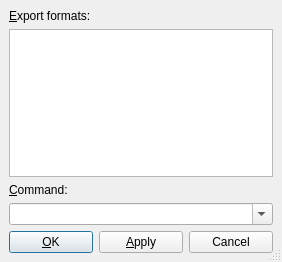
cburschka/lyx, file src/frontends/qt4/ui/SendtoUi.ui: the form before one commit.
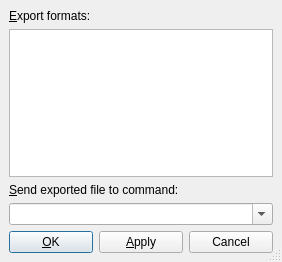
The form after the commit.

Commit message: * GuiSendto: allow to simply export from this dialog if no command is given.

```diff
--- a/src/frontends/qt4/ui/SendtoUi.ui
+++ b/src/frontends/qt4/ui/SendtoUi.ui
@@ -108,7 +108,7 @@
    <item row="2" column="0" >
     <widget class="QLabel" name="commandLA" >
      <property name="text" >
-      <string>&amp;Command:</string>
+      <string>&amp;Send exported file to command:</string>
      </property>
      <property name="buddy" >
       <cstring>commandCO</cstring>
```
The commit also changes 1 other file.
